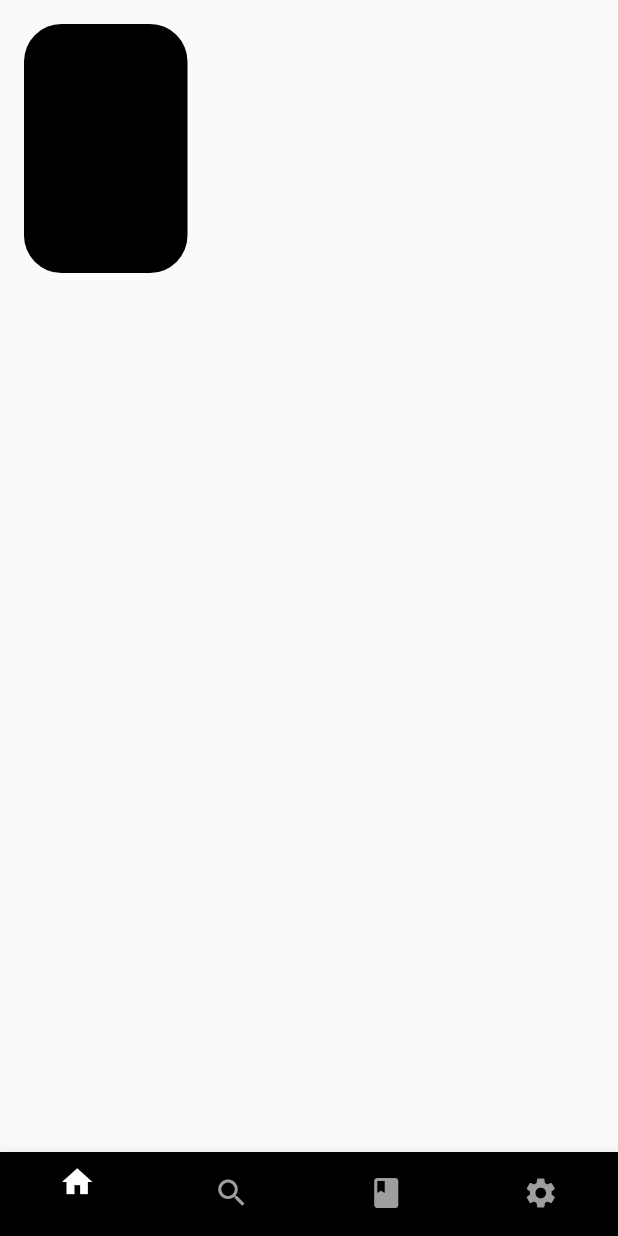
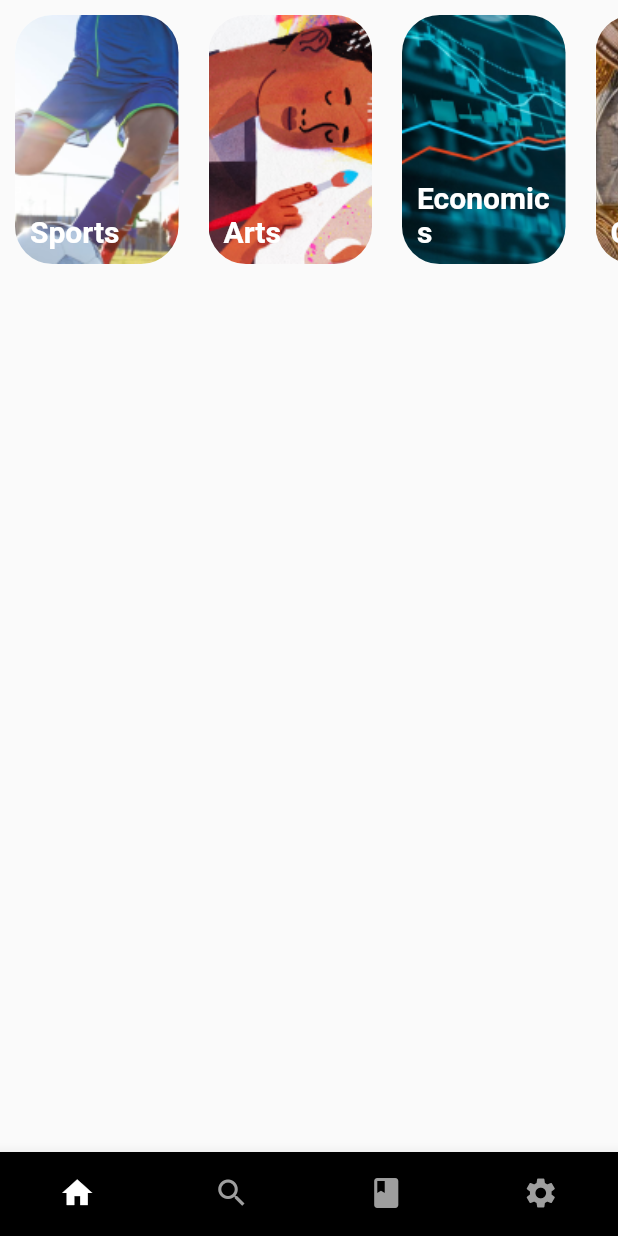
Before and after one commit to L0r3ntz/BPC_APP, a Flutter app: the halaman1 screen opened directly, on a phone screen of 412 x 824 dp. Run offline on Flutter 3.47's test engine with Material 2 defaults, Android fonts, the light colour scheme and no system bars.

Commit message:
penambahkan item pada home dan halaman1

```diff
--- a/lib/buttom_navigation/Home.dart
+++ b/lib/buttom_navigation/Home.dart
@@ -13,21 +13,116 @@ class _HomeState extends State<Home> {
   @override
   Widget build(BuildContext context) {
     return Scaffold(
-      body: SafeArea(
+      body: SingleChildScrollView(
+        scrollDirection: Axis.vertical,
         child: Column(
           children: [
+            SingleChildScrollView(
+              scrollDirection: Axis.horizontal,
+              child: Row(
+                children: [
                   Container(
-            margin: const EdgeInsets.only(left: 16, right: 16, top: 16),
-            child: Container(
                     width: 109,
                     height: 166,
-              decoration: const BoxDecoration(
-                  borderRadius: BorderRadius.all(Radius.circular(25)),
-                  color: Colors.black),
+                    margin: EdgeInsets.all(10),
+                    decoration: BoxDecoration(
+                        image: DecorationImage(
+                            image: AssetImage("assets/images/Sports.png"),
+                            fit: BoxFit.cover),
+                        borderRadius: BorderRadius.circular(25),
+                        color: Colors.white),
+                    child: Align(
+                      alignment: Alignment.bottomLeft,
+                      child: Padding(
+                        padding: EdgeInsets.all(10),
+                        child: Text(
+                          'Sports',
+                          style: TextStyle(
+                              fontSize: 20,
+                              fontWeight: FontWeight.bold,
+                              color: Colors.white),
+                        ),
+                      ),
+                    ),
+                  ),
+                  Container(
+                    width: 109,
+                    height: 166,
+                    margin: EdgeInsets.all(10),
+                    decoration: BoxDecoration(
+                        image: DecorationImage(
+                            image: AssetImage("assets/images/Arts.png"),
+                            fit: BoxFit.cover),
+                        borderRadius: BorderRadius.circular(25),
+                        color: Colors.white),
+                    child: Align(
+                      alignment: Alignment.bottomLeft,
+                      child: Padding(
+                        padding: EdgeInsets.all(10),
+                        child: Text(
+                          'Arts',
+                          style: TextStyle(
+                              fontSize: 20,
+                              fontWeight: FontWeight.bold,
+                              color: Colors.white),
+                        ),
+                      ),
+                    ),
+                  ),
+                  Container(
+                    width: 109,
+                    height: 166,
+                    margin: EdgeInsets.all(10),
+                    decoration: BoxDecoration(
+                        image: DecorationImage(
+                            image: AssetImage("assets/images/Economics.png"),
+                            fit: BoxFit.cover),
+                        borderRadius: BorderRadius.circular(25),
+                        color: Colors.white),
+                    child: Align(
+                      alignment: Alignment.bottomLeft,
+                      child: Padding(
+                        padding: EdgeInsets.all(10),
+                        child: Text(
+                          'Economics',
+                          style: TextStyle(
+                              fontSize: 20,
+                              fontWeight: FontWeight.bold,
+                              color: Colors.white),
+                        ),
+                      ),
+                    ),
+                  ),
+                  Container(
+                    width: 109,
+                    height: 166,
+                    margin: EdgeInsets.all(10),
+                    decoration: BoxDecoration(
+                        image: DecorationImage(
+                            image: AssetImage("assets/images/Crypto.png"),
+                            fit: BoxFit.cover),
+                        borderRadius: BorderRadius.circular(25),
+                        color: Colors.white),
+                    child: Align(
+                      alignment: Alignment.bottomLeft,
+                      child: Padding(
+                        padding: EdgeInsets.all(10),
+                        child: Text(
+                          'Crypto',
+                          style: TextStyle(
+                              fontSize: 20,
+                              fontWeight: FontWeight.bold,
+                              color: Colors.white),
+                        ),
+                      ),
                     ),
                   ),
                 ],
-      )),
+              ),
+            )
+          ],
+        ),
+      ),
     );
   }
 }
--- a/lib/halaman1.dart
+++ b/lib/halaman1.dart
@@ -26,16 +26,16 @@ class _halaman1State extends State<halaman1> {
           backgroundColor: Colors.black,
           selectedItemColor: Colors.white,
           unselectedItemColor: Colors.grey,
-          showSelectedLabels: true,
+          showSelectedLabels: false,
           showUnselectedLabels: false,
           type: BottomNavigationBarType.fixed,
           onTap: (value) => setState(() {
                 currentindex = value;
               }),
           items: const [
-            BottomNavigationBarItem(icon: Icon(Icons.home), label: ""),
-            BottomNavigationBarItem(icon: Icon(Icons.search), label: ""),
-            BottomNavigationBarItem(icon: Icon(Icons.book), label: ""),
+            BottomNavigationBarItem(icon: Icon(Icons.home), label: "Home"),
+            BottomNavigationBarItem(icon: Icon(Icons.search), label: "Search"),
+            BottomNavigationBarItem(icon: Icon(Icons.book), label: "Bookmark"),
             BottomNavigationBarItem(
                 icon: Icon(Icons.settings), label: "Settings"),
           ]),
```
Lines whose indentation alone changed are shown as unchanged.
